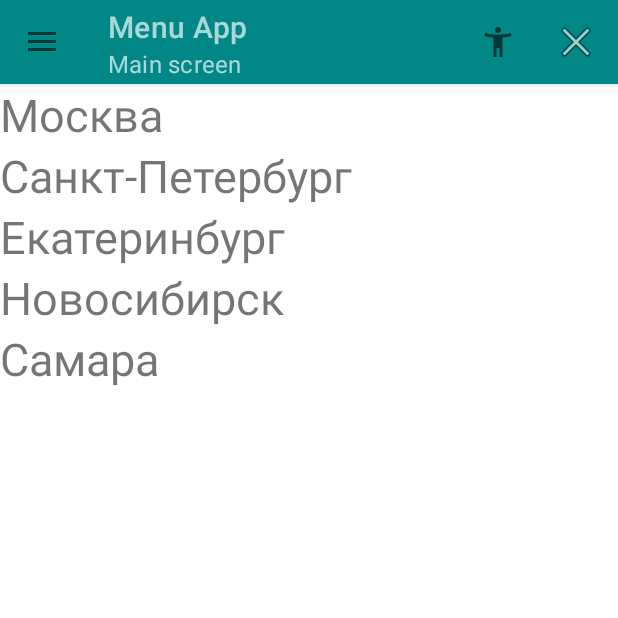
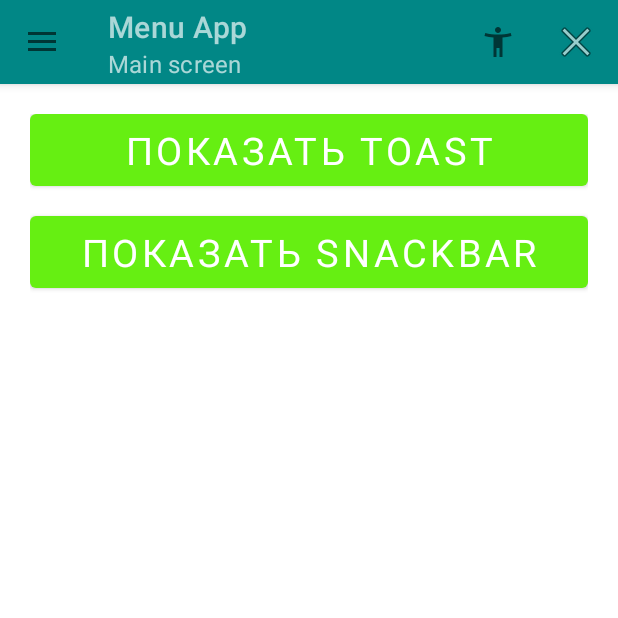
Before and after one commit to mentatusn/base_1728_lesson_4, an Android app: the MyFragmentsActivity screen opened directly, with no data from a screen before it, on a phone screen of 412 x 824 dp, the top half of it. Run offline under Robolectric (Android 15) with nearby library versions, the phone set to English and light mode, and no system bars; Roboto replaces fonts that are not available here.

Commit message:
урок 9 начали. Познакомились с Toast/SnackBar (ненавязчиво  отображаем уведомления)

```diff
--- a/app/src/main/java/com/gb/base_1728_lesson_6/MyFragmentsActivity.java
+++ b/app/src/main/java/com/gb/base_1728_lesson_6/MyFragmentsActivity.java
@@ -12,6 +12,7 @@ import androidx.drawerlayout.widget.DrawerLayout;
 import androidx.fragment.app.Fragment;
 
 import com.gb.base_1728_lesson_4.R;
+import com.gb.lesson9.LessonNinthFragments;
 import com.google.android.material.navigation.NavigationView;
 
 public class MyFragmentsActivity extends AppCompatActivity {
@@ -22,8 +23,10 @@ public class MyFragmentsActivity extends AppCompatActivity {
         setContentView(R.layout.bonus_activity_my_fragments);
 
         if (savedInstanceState == null) {
-            CitiesFragment citiesFragment = CitiesFragment.newInstance();
-            getSupportFragmentManager().beginTransaction().replace(R.id.cities, citiesFragment).commit();
+            /*CitiesFragment citiesFragment = CitiesFragment.newInstance();
+            getSupportFragmentManager().beginTransaction().replace(R.id.cities, citiesFragment).commit();*/
+            LessonNinthFragments lessonNinthFragments = LessonNinthFragments.newInstance();
+            getSupportFragmentManager().beginTransaction().replace(R.id.cities, lessonNinthFragments).commit();
         }
 
         Toolbar toolbar = findViewById(R.id.toolbar);
--- /dev/null
+++ b/app/src/main/java/com/gb/lesson9/LessonNinthFragments.java
@@ -0,0 +1,53 @@
+package com.gb.lesson9;
+
+import android.os.Bundle;
+import android.view.LayoutInflater;
+import android.view.View;
+import android.view.ViewGroup;
+import android.widget.Toast;
+
+import androidx.annotation.NonNull;
+import androidx.annotation.Nullable;
+import androidx.fragment.app.Fragment;
+
+import com.gb.base_1728_lesson_4.R;
+import com.gb.base_1728_lesson_6.CitiesFragment;
+import com.gb.base_1728_lesson_6.City;
+import com.google.android.material.snackbar.Snackbar;
+
+public class LessonNinthFragments extends Fragment {
+
+    public static LessonNinthFragments newInstance() {
+        LessonNinthFragments fragment = new LessonNinthFragments();
+        return fragment;
+    }
+
+    @Nullable
+    @Override
+    public View onCreateView(@NonNull LayoutInflater inflater, @Nullable ViewGroup container, @Nullable Bundle savedInstanceState) {
+        return inflater.inflate(R.layout.fragment_lesson_ninth, container, false);
+    }
+
+    @Override
+    public void onViewCreated(@NonNull View view, @Nullable Bundle savedInstanceState) {
+        super.onViewCreated(view, savedInstanceState);
+        initView(view);
+    }
+    void initView(View view){
+        /*view.findViewById(R.id.btnToast).setOnClickListener(new View.OnClickListener() {
+            @Override
+            public void onClick(View v) {
+                Toast.makeText(requireContext(),"Toast работает",Toast.LENGTH_LONG).show();
+            }
+        }); это то же самое что и 41 строка */
+        view.findViewById(R.id.btnToast).setOnClickListener(v -> showToast());
+        view.findViewById(R.id.btnSnackBar).setOnClickListener(v -> showSnackBar(view));
+    }
+
+    void showSnackBar(View view){
+        Snackbar.make(view,"SnackBar работает",Snackbar.LENGTH_LONG).show();
+    }
+    void showToast(){
+        Toast.makeText(requireContext(),"Toast работает",Toast.LENGTH_LONG).show();
+    }
+}
--- /dev/null
+++ b/app/src/main/res/layout/fragment_lesson_ninth.xml
@@ -0,0 +1,23 @@
+<LinearLayout xmlns:android="http://schemas.android.com/apk/res/android"
+    xmlns:tools="http://schemas.android.com/tools"
+    android:layout_width="match_parent"
+    android:layout_height="match_parent"
+    android:orientation="vertical"
+    android:padding="20dp"
+    tools:context="com.gb.base_1728_lesson_6.CitiesFragment">
+
+    <com.google.android.material.button.MaterialButton
+        android:id="@+id/btnToast"
+        android:text="Показать Toast"
+        android:layout_width="match_parent"
+        android:layout_height="wrap_content"/>
+
+    <com.google.android.material.button.MaterialButton
+        android:id="@+id/btnSnackBar"
+        android:text="Показать SnackBar"
+        android:layout_marginTop="20dp"
+        android:layout_width="match_parent"
+        android:layout_height="wrap_content"/>
+
+
+</LinearLayout>
--- a/app/src/main/res/values/dimens.xml
+++ b/app/src/main/res/values/dimens.xml
@@ -1,4 +1,4 @@
 <?xml version="1.0" encoding="utf-8"?>
 <resources>
-    <dimen name="textSize">30sp</dimen>
+    <dimen name="textSize">25sp</dimen>
 </resources>
```
